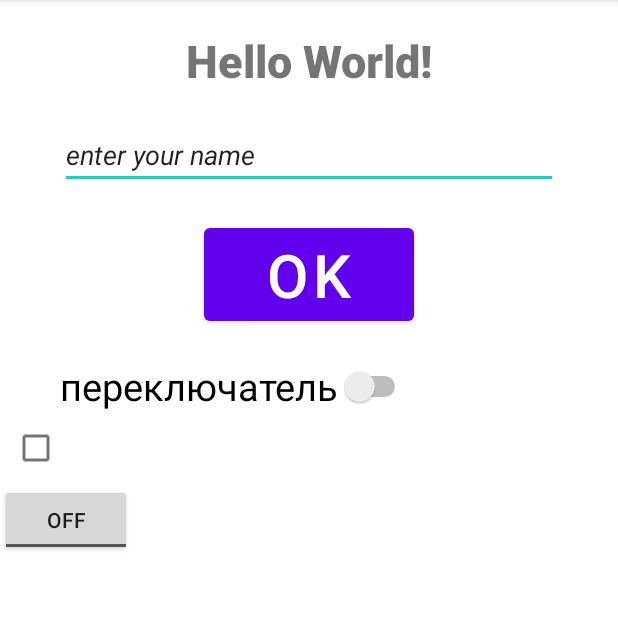
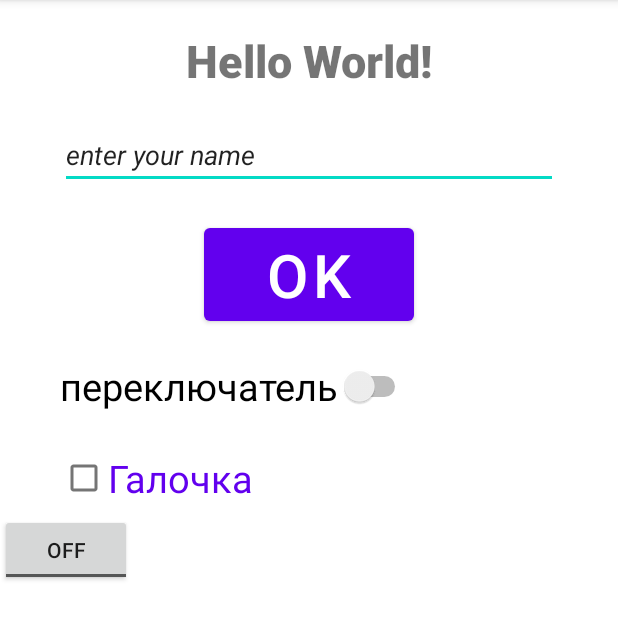
Before and after one commit to Navara91/HomeWorkRepo, an Android app: the screen it shows after launch (MainActivity), on a phone screen of 412 x 824 dp, the part 84-724 px from its top. Run offline under Robolectric (Android 15) with nearby library versions, the phone set to English and light mode, and no system bars.

Commit message:
checkbox попытался подкрасить

```diff
--- a/app/src/main/res/layout/activity_main.xml
+++ b/app/src/main/res/layout/activity_main.xml
@@ -53,7 +53,14 @@
 
     <CheckBox
         android:layout_width="wrap_content"
-        android:layout_height="wrap_content"/>
+        android:layout_height="wrap_content"
+        android:text="Галочка"
+        android:textSize="25sp"
+        android:textColor="@color/purple_500"
+        android:layout_marginTop="20dp"
+        android:layout_marginLeft="40dp"
+        android:layout_marginRight="40dp"
+        />
 
     <ToggleButton
         android:layout_width="wrap_content"
```
